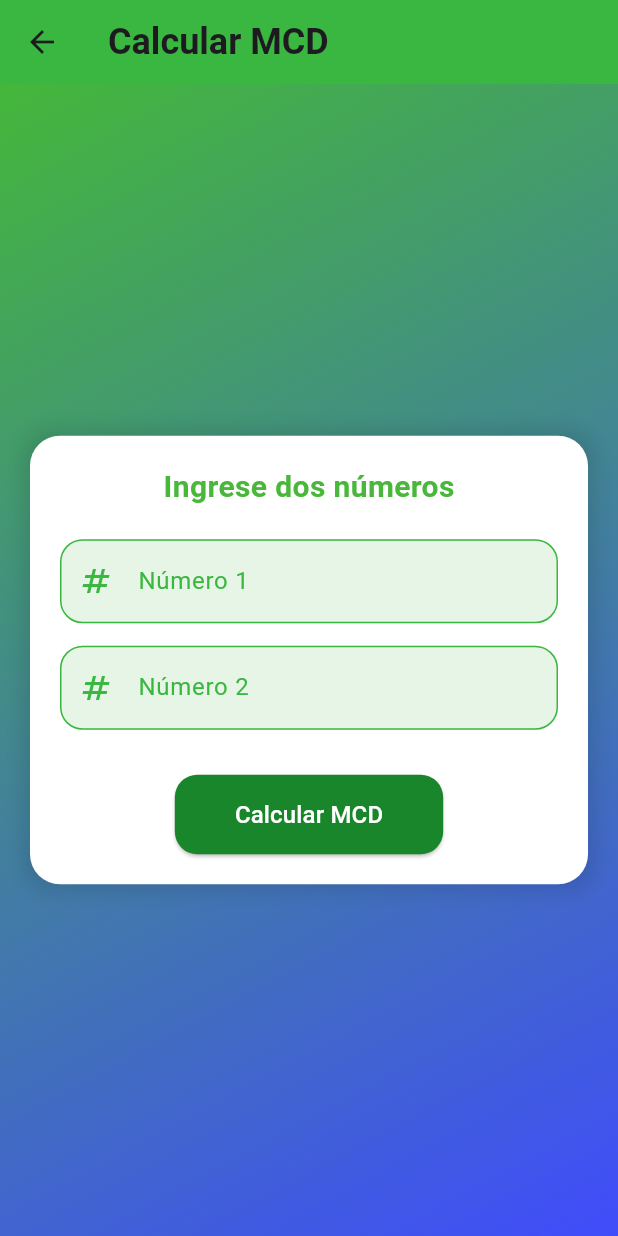
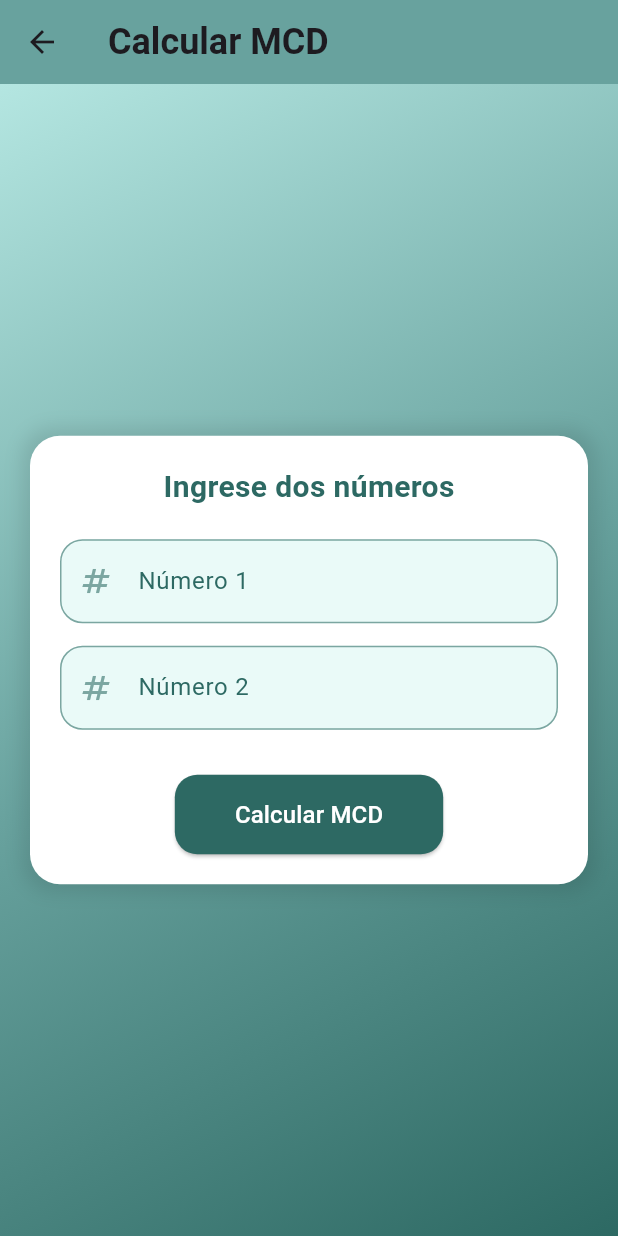
Before and after one commit to LindsayBarrionuevo/Aplicacion_Controles_Basicos_G4_, a Flutter app: the InsertMCDScreen screen opened directly, on a phone screen of 412 x 824 dp. Run offline on Flutter 3.47's test engine with Material 3 defaults, Android fonts, the phone set to English and light mode, and no system bars.

Commit message:
Ejercicio 1 y 3 Interfaz

```diff
--- a/lib/screens/Ejercicio3.dart
+++ b/lib/screens/Ejercicio3.dart
@@ -22,15 +22,16 @@ class _InsertMCDScreenState extends State<InsertMCDScreen> {
           "Calcular MCD",
           style: TextStyle(fontSize: 24, fontWeight: FontWeight.bold),
         ),
-        backgroundColor: const Color.fromARGB(255, 58, 183, 64),
+        backgroundColor: const Color.fromARGB(255, 104, 162, 158),
         elevation: 0,
       ),
       body: Container(
         decoration: const BoxDecoration(
           gradient: LinearGradient(
             colors: [
-              Color.fromARGB(255, 68, 183, 58),
-              Color.fromARGB(255, 64, 76, 251)
+              Color.fromARGB(255, 180, 230, 225),
+              Color.fromARGB(255, 104, 162, 158),
+              Color.fromARGB(255, 45, 105, 99)
             ],
             begin: Alignment.topLeft,
             end: Alignment.bottomRight,
@@ -60,7 +61,7 @@ class _InsertMCDScreenState extends State<InsertMCDScreen> {
                     style: TextStyle(
                       fontSize: 20,
                       fontWeight: FontWeight.bold,
-                      color: Color.fromARGB(255, 73, 183, 58),
+                      color: Color.fromARGB(255, 45, 105, 99),
                     ),
                   ),
                   const SizedBox(height: 20),
@@ -100,7 +101,7 @@ class _InsertMCDScreenState extends State<InsertMCDScreen> {
                     },
                     style: ButtonStyle(
                       backgroundColor: MaterialStateProperty.all(
-                          const Color.fromARGB(255, 25, 134, 43)),
+                          const Color.fromARGB(255, 45, 105, 99)),
                       shape: MaterialStateProperty.all(RoundedRectangleBorder(
                         borderRadius: BorderRadius.circular(15),
                       )),
@@ -130,10 +131,10 @@ class _InsertMCDScreenState extends State<InsertMCDScreen> {
       keyboardType: TextInputType.number,
       decoration: InputDecoration(
         labelText: label,
-        labelStyle: const TextStyle(color: Color.fromARGB(255, 58, 183, 64)),
+        labelStyle: const TextStyle(color: Color.fromARGB(255, 45, 105, 99)),
         enabledBorder: OutlineInputBorder(
           borderRadius: BorderRadius.circular(15),
-          borderSide: const BorderSide(color: Color.fromARGB(255, 58, 183, 64)),
+          borderSide: const BorderSide(color: Color.fromARGB(255, 123, 166, 161)),
         ),
         focusedBorder: OutlineInputBorder(
           borderRadius: BorderRadius.circular(15),
@@ -142,10 +143,10 @@ class _InsertMCDScreenState extends State<InsertMCDScreen> {
         ),
         prefixIcon: const Icon(
           Icons.numbers,
-          color: Color.fromARGB(255, 58, 183, 64),
+          color: Color.fromARGB(255, 123, 166, 161),
         ),
         filled: true,
-        fillColor: const Color.fromARGB(255, 230, 245, 229),
+        fillColor: const Color.fromARGB(255, 234, 250, 248),
       ),
     );
   }
```
Also changed, not shown: lib/screens/Ejercicio1.dart (+6 -5 lines).
